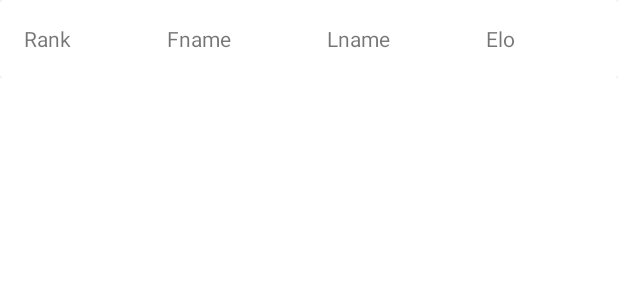
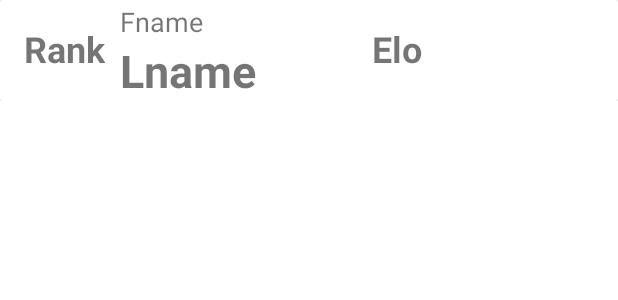
Before and after one commit to mhas97/TennisLadder-Frontend, an Android app: the layout ladder_row.xml on its own in the app's theme, with its tools: preview values and no code run, on a phone screen of 412 x 824 dp. Shown: the top 300 px of the screen. Run offline under Robolectric (Android 15) with nearby library versions, the phone set to English and light mode, and no system bars.

Commit message:
Improved ladder visuals

```diff
--- a/app/src/main/java/com/example/myapplication/API.java
+++ b/app/src/main/java/com/example/myapplication/API.java
@@ -10,6 +10,7 @@ public class API {
     public static final String URL_GET_LADDER_DATA = ROOT_URL + "get_ladder_data";
     public static final String URL_UPDATE_PLAYER = ROOT_URL + "update_player";
     public static final String URL_DELETE_PLAYER = ROOT_URL + "delete_player&id=";
+    public static final String URL_GET_CLUBS = ROOT_URL + "get_clubs";
 
     public static final int REQ_TYPE_GET = 26997;
     public static final int REQ_TYPE_POST = 15937;
--- a/app/src/main/java/com/example/myapplication/LadderActivity.java
+++ b/app/src/main/java/com/example/myapplication/LadderActivity.java
@@ -1,6 +1,7 @@
 package com.example.myapplication;
 
 import androidx.appcompat.app.AppCompatActivity;
+import androidx.recyclerview.widget.DividerItemDecoration;
 import androidx.recyclerview.widget.LinearLayoutManager;
 import androidx.recyclerview.widget.RecyclerView;
 import android.os.AsyncTask;
@@ -10,7 +11,6 @@ import org.json.JSONException;
 import org.json.JSONObject;
 import java.util.ArrayList;
 import java.util.Collections;
-import java.util.Comparator;
 
 public class LadderActivity extends AppCompatActivity {
 
@@ -64,6 +64,7 @@ public class LadderActivity extends AppCompatActivity {
                 LadderAdapter ladderAdapter = new LadderAdapter(getApplicationContext(), players);
                 recyclerView.setAdapter(ladderAdapter);
                 recyclerView.setLayoutManager(new LinearLayoutManager(getApplicationContext()));
+                recyclerView.addItemDecoration(new DividerItemDecoration(getApplicationContext(), DividerItemDecoration.VERTICAL));
             } catch (JSONException e)
             {
                 e.printStackTrace();
--- a/app/src/main/res/layout/ladder_row.xml
+++ b/app/src/main/res/layout/ladder_row.xml
@@ -14,7 +14,7 @@
 
         <androidx.constraintlayout.widget.ConstraintLayout
             android:layout_width="match_parent"
-            android:layout_height="52dp">
+            android:layout_height="wrap_content">
 
             <TextView
                 android:id="@+id/rank_text"
@@ -24,6 +24,8 @@
                 android:layout_marginLeft="16dp"
                 android:layout_marginTop="16dp"
                 android:text="Rank"
+                android:textSize="24sp"
+                android:textStyle="bold"
                 app:layout_constraintStart_toStartOf="parent"
                 app:layout_constraintTop_toTopOf="parent" />
 
@@ -31,33 +33,37 @@
                 android:id="@+id/fname_text"
                 android:layout_width="wrap_content"
                 android:layout_height="wrap_content"
-                android:layout_marginStart="64dp"
-                android:layout_marginLeft="64dp"
-                android:layout_marginTop="16dp"
+                android:layout_marginStart="80dp"
+                android:layout_marginLeft="80dp"
+                android:layout_marginTop="2dp"
                 android:text="Fname"
-                app:layout_constraintStart_toEndOf="@+id/rank_text"
+                android:textSize="18sp"
+                app:layout_constraintStart_toStartOf="parent"
                 app:layout_constraintTop_toTopOf="parent" />
 
             <TextView
                 android:id="@+id/lname_text"
                 android:layout_width="wrap_content"
                 android:layout_height="wrap_content"
-                android:layout_marginStart="64dp"
-                android:layout_marginLeft="64dp"
-                android:layout_marginTop="16dp"
+                android:layout_marginStart="80dp"
+                android:layout_marginLeft="80dp"
                 android:text="Lname"
-                app:layout_constraintStart_toEndOf="@+id/fname_text"
-                app:layout_constraintTop_toTopOf="parent" />
+                android:textSize="30sp"
+                android:textStyle="bold"
+                app:layout_constraintStart_toStartOf="parent"
+                app:layout_constraintTop_toBottomOf="@+id/fname_text" />
 
             <TextView
                 android:id="@+id/elo_text"
                 android:layout_width="wrap_content"
                 android:layout_height="wrap_content"
-                android:layout_marginStart="64dp"
-                android:layout_marginLeft="64dp"
+                android:layout_marginStart="248dp"
+                android:layout_marginLeft="248dp"
                 android:layout_marginTop="16dp"
                 android:text="Elo"
-                app:layout_constraintStart_toEndOf="@+id/lname_text"
+                android:textSize="24sp"
+                android:textStyle="bold"
+                app:layout_constraintStart_toStartOf="parent"
                 app:layout_constraintTop_toTopOf="parent" />
         </androidx.constraintlayout.widget.ConstraintLayout>
 
```
Also changed, not shown: app/src/main/java/com/example/myapplication/SignupActivity.java (+28 -16 lines), app/src/main/res/layout/activity_ladder.xml (+5 -2 lines).
